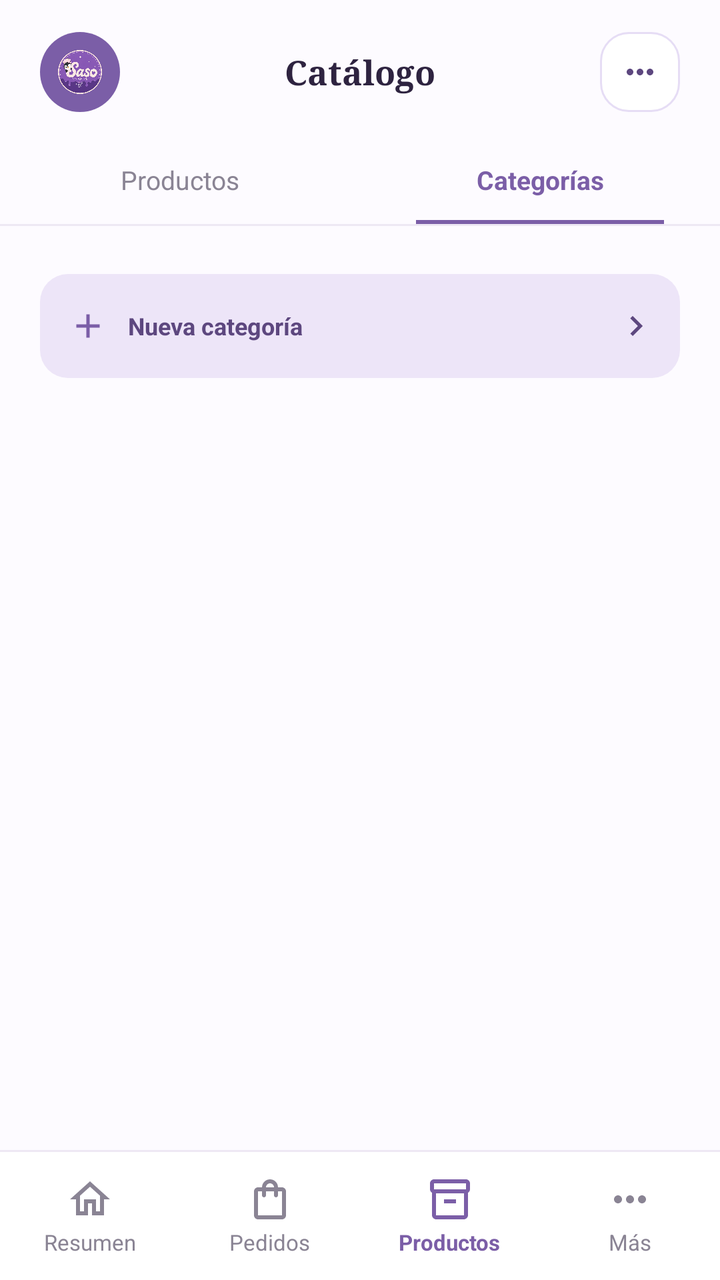
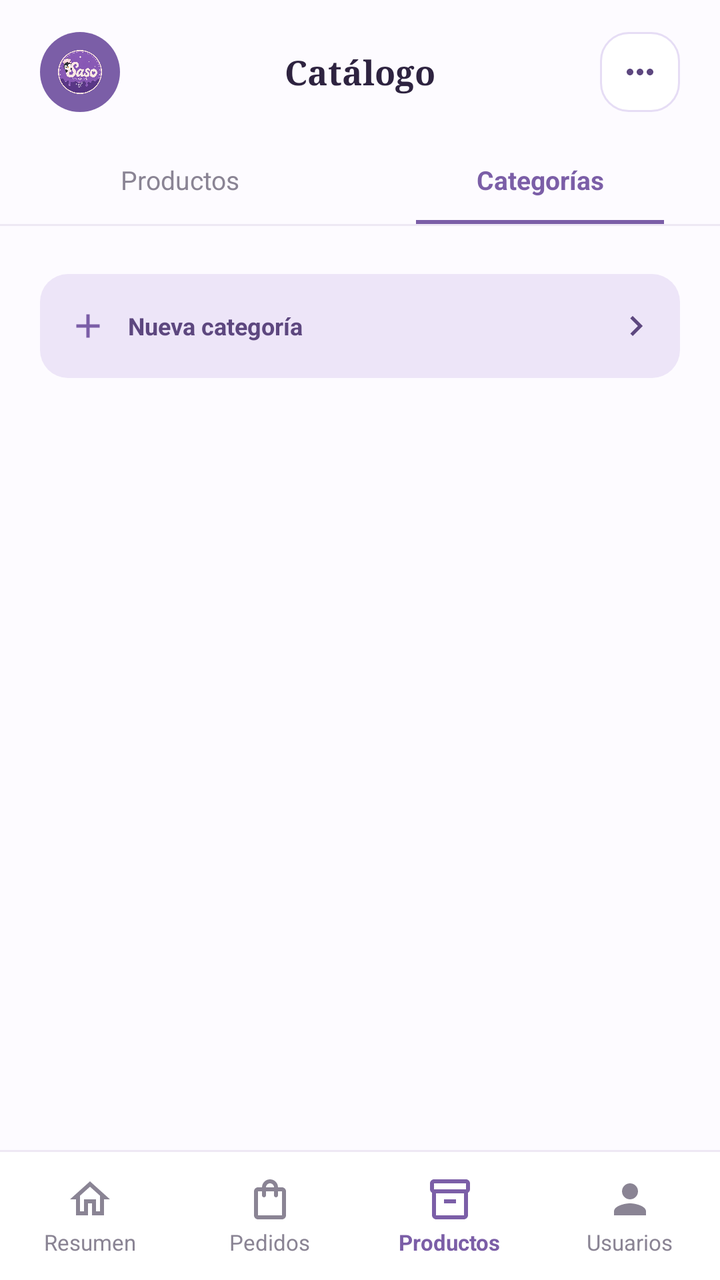

Screens rendered from an Android XML layout before and after an edit, with the pre-edit source and the edit as a unified diff.
<!-- AndroidManifest.xml: application theme Theme.SasoBakeryApp -->
<!-- res/layout/activity_categorias.xml -->
<?xml version="1.0" encoding="utf-8"?>
<androidx.constraintlayout.widget.ConstraintLayout
    xmlns:android="http://schemas.android.com/apk/res/android"
    xmlns:app="http://schemas.android.com/apk/res-auto"
    xmlns:tools="http://schemas.android.com/tools"
    android:id="@+id/main"
    android:layout_width="match_parent"
    android:layout_height="match_parent"
    android:background="#FDFBFF"
    tools:context=".CategoriasActivity">

    
    <ImageView
        android:id="@+id/ivLogo"
        android:layout_width="40dp"
        android:layout_height="40dp"
        android:layout_marginStart="20dp"
        android:layout_marginTop="16dp"
        android:background="@drawable/bg_users_logo"
        android:contentDescription="@null"
        android:padding="9dp"
        android:src="@drawable/ic_logo_mark"
        app:layout_constraintStart_toStartOf="parent"
        app:layout_constraintTop_toTopOf="parent" />

    <TextView
        android:id="@+id/tvTitle"
        android:layout_width="wrap_content"
        android:layout_height="wrap_content"
        android:fontFamily="serif"
        android:text="Catálogo"
        android:textColor="#2E2340"
        android:textSize="17sp"
        android:textStyle="bold"
        app:layout_constraintBottom_toBottomOf="@id/ivLogo"
        app:layout_constraintEnd_toEndOf="parent"
        app:layout_constraintStart_toStartOf="parent"
        app:layout_constraintTop_toTopOf="@id/ivLogo" />

    <FrameLayout
        android:id="@+id/btnMenu"
        android:layout_width="40dp"
        android:layout_height="40dp"
        android:layout_marginEnd="20dp"
        android:background="@drawable/bg_users_input"
        android:clickable="true"
        android:focusable="true"
        app:layout_constraintBottom_toBottomOf="@id/ivLogo"
        app:layout_constraintEnd_toEndOf="parent"
        app:layout_constraintTop_toTopOf="@id/ivLogo">

        <ImageView
            android:layout_width="20dp"
            android:layout_height="20dp"
            android:layout_gravity="center"
            android:contentDescription="@null"
            android:src="@drawable/ic_more"
            android:tint="#5D477F" />
    </FrameLayout>

    
    <LinearLayout
        android:id="@+id/tabs"
        android:layout_width="0dp"
        android:layout_height="44dp"
        android:layout_marginTop="12dp"
        android:orientation="horizontal"
        app:layout_constraintEnd_toEndOf="parent"
        app:layout_constraintStart_toStartOf="parent"
        app:layout_constraintTop_toBottomOf="@id/ivLogo">

        <FrameLayout
            android:id="@+id/tabProductos"
            android:layout_width="0dp"
            android:layout_height="match_parent"
            android:layout_weight="1"
            android:clickable="true"
            android:focusable="true">

            <TextView
                android:layout_width="match_parent"
                android:layout_height="match_parent"
                android:gravity="center"
                android:text="Productos"
                android:textColor="#8A8494"
                android:textSize="13sp" />
        </FrameLayout>

        <FrameLayout
            android:id="@+id/tabCategorias"
            android:layout_width="0dp"
            android:layout_height="match_parent"
            android:layout_weight="1"
            android:clickable="true"
            android:focusable="true">

            <TextView
                android:layout_width="match_parent"
                android:layout_height="match_parent"
                android:gravity="center"
                android:text="Categorías"
                android:textColor="#7B5EA7"
                android:textSize="13sp"
                android:textStyle="bold" />

            <View
                android:layout_width="match_parent"
                android:layout_height="2dp"
                android:layout_gravity="bottom"
                android:layout_marginStart="28dp"
                android:layout_marginEnd="28dp"
                android:background="#7B5EA7" />
        </FrameLayout>
    </LinearLayout>

    <View
        android:id="@+id/tabsDivider"
        android:layout_width="0dp"
        android:layout_height="1dp"
        android:background="#EEE8F4"
        app:layout_constraintEnd_toEndOf="parent"
        app:layout_constraintStart_toStartOf="parent"
        app:layout_constraintTop_toBottomOf="@id/tabs" />

    
    <ScrollView
        android:id="@+id/scrollCategorias"
        android:layout_width="0dp"
        android:layout_height="0dp"
        android:overScrollMode="never"
        android:scrollbars="none"
        app:layout_constraintBottom_toTopOf="@id/bottomDivider"
        app:layout_constraintEnd_toEndOf="parent"
        app:layout_constraintStart_toStartOf="parent"
        app:layout_constraintTop_toBottomOf="@id/tabsDivider">

        <LinearLayout
            android:layout_width="match_parent"
            android:layout_height="wrap_content"
            android:orientation="vertical"
            android:paddingStart="20dp"
            android:paddingTop="8dp"
            android:paddingEnd="20dp"
            android:paddingBottom="20dp">

            <androidx.recyclerview.widget.RecyclerView
                android:id="@+id/rvCategorias"
                android:layout_width="match_parent"
                android:layout_height="wrap_content"
                android:nestedScrollingEnabled="false"
                android:overScrollMode="never" />

            <LinearLayout
                android:id="@+id/btnNuevaCategoria"
                android:layout_width="match_parent"
                android:layout_height="52dp"
                android:layout_marginTop="16dp"
                android:background="@drawable/bg_catalogo_manage"
                android:clickable="true"
                android:focusable="true"
                android:gravity="center_vertical"
                android:orientation="horizontal"
                android:paddingStart="14dp"
                android:paddingEnd="12dp">

                <ImageView
                    android:layout_width="20dp"
                    android:layout_height="20dp"
                    android:contentDescription="@null"
                    android:src="@drawable/ic_add"
                    android:tint="#7B5EA7" />

                <TextView
                    android:layout_width="0dp"
                    android:layout_height="wrap_content"
                    android:layout_marginStart="10dp"
                    android:layout_weight="1"
                    android:text="Nueva categoría"
                    android:textColor="#5D477F"
                    android:textSize="12sp"
                    android:textStyle="bold" />

                <ImageView
                    android:layout_width="20dp"
                    android:layout_height="20dp"
                    android:contentDescription="@null"
                    android:src="@drawable/ic_chevron_right"
                    android:tint="#5D477F" />
            </LinearLayout>
        </LinearLayout>
    </ScrollView>

    
    <View
        android:id="@+id/bottomDivider"
        android:layout_width="0dp"
        android:layout_height="1dp"
        android:background="#EEE8F4"
        app:layout_constraintBottom_toTopOf="@id/bottomBar"
        app:layout_constraintEnd_toEndOf="parent"
        app:layout_constraintStart_toStartOf="parent" />

    <LinearLayout
        android:id="@+id/bottomBar"
        android:layout_width="0dp"
        android:layout_height="64dp"
        android:background="#FFFFFF"
        android:orientation="horizontal"
        app:layout_constraintBottom_toBottomOf="parent"
        app:layout_constraintEnd_toEndOf="parent"
        app:layout_constraintStart_toStartOf="parent">

        <LinearLayout
            android:id="@+id/navResumen"
            android:layout_width="0dp"
            android:layout_height="match_parent"
            android:layout_weight="1"
            android:background="?attr/selectableItemBackground"
            android:clickable="true"
            android:focusable="true"
            android:gravity="center"
            android:orientation="vertical">

            <ImageView
                android:layout_width="24dp"
                android:layout_height="24dp"
                android:contentDescription="@null"
                android:src="@drawable/ic_home"
                android:tint="#8A8494" />

            <TextView
                android:layout_width="wrap_content"
                android:layout_height="wrap_content"
                android:layout_marginTop="2dp"
                android:text="Resumen"
                android:textColor="#8A8494"
                android:textSize="11sp" />
        </LinearLayout>

        <LinearLayout
            android:id="@+id/navPedidos"
            android:layout_width="0dp"
            android:layout_height="match_parent"
            android:layout_weight="1"
            android:background="?attr/selectableItemBackground"
            android:clickable="true"
            android:focusable="true"
            android:gravity="center"
            android:orientation="vertical">

            <ImageView
                android:layout_width="24dp"
                android:layout_height="24dp"
                android:contentDescription="@null"
                android:src="@drawable/ic_bag"
                android:tint="#8A8494" />

            <TextView
                android:layout_width="wrap_content"
                android:layout_height="wrap_content"
                android:layout_marginTop="2dp"
                android:text="Pedidos"
                android:textColor="#8A8494"
                android:textSize="11sp" />
        </LinearLayout>

        <LinearLayout
            android:id="@+id/navProductos"
            android:layout_width="0dp"
            android:layout_height="match_parent"
            android:layout_weight="1"
            android:background="?attr/selectableItemBackground"
            android:clickable="true"
            android:focusable="true"
            android:gravity="center"
            android:orientation="vertical">

            <ImageView
                android:layout_width="24dp"
                android:layout_height="24dp"
                android:contentDescription="@null"
                android:src="@drawable/ic_box"
                android:tint="#7B5EA7" />

            <TextView
                android:layout_width="wrap_content"
                android:layout_height="wrap_content"
                android:layout_marginTop="2dp"
                android:text="Productos"
                android:textColor="#7B5EA7"
                android:textSize="11sp"
                android:textStyle="bold" />
        </LinearLayout>

        <LinearLayout
            android:id="@+id/navMas"
            android:layout_width="0dp"
            android:layout_height="match_parent"
            android:layout_weight="1"
            android:background="?attr/selectableItemBackground"
            android:clickable="true"
            android:focusable="true"
            android:gravity="center"
            android:orientation="vertical">

            <ImageView
                android:layout_width="24dp"
                android:layout_height="24dp"
                android:contentDescription="@null"
                android:src="@drawable/ic_more"
                android:tint="#8A8494" />

            <TextView
                android:layout_width="wrap_content"
                android:layout_height="wrap_content"
                android:layout_marginTop="2dp"
                android:text="Más"
                android:textColor="#8A8494"
                android:textSize="11sp" />
        </LinearLayout>
    </LinearLayout>
</androidx.constraintlayout.widget.ConstraintLayout>
<!-- resources referenced by this layout -->
<resources>
  <!-- drawable bg_catalogo_manage (drawable) -->
  <?xml version="1.0" encoding="utf-8"?>
  <shape xmlns:android="http://schemas.android.com/apk/res/android" android:shape="rectangle">
      <solid android:color="#EDE5F8" />
      <corners android:radius="14dp" />
  </shape>
  <!-- drawable bg_users_input (drawable) -->
  <?xml version="1.0" encoding="utf-8"?>
  <shape xmlns:android="http://schemas.android.com/apk/res/android" android:shape="rectangle">
      <solid android:color="#FFFFFF" />
      <stroke android:width="1dp" android:color="#E6DDF5" />
      <corners android:radius="14dp" />
  </shape>
  <!-- drawable bg_users_logo (drawable) -->
  <?xml version="1.0" encoding="utf-8"?>
  <shape xmlns:android="http://schemas.android.com/apk/res/android" android:shape="oval">
      <solid android:color="#7B5EA7" />
  </shape>
  <!-- drawable ic_add (drawable) -->
  <?xml version="1.0" encoding="utf-8"?>
  <vector xmlns:android="http://schemas.android.com/apk/res/android"
      android:width="24dp" android:height="24dp"
      android:viewportWidth="24" android:viewportHeight="24">
      <path android:fillColor="#FF000000"
          android:pathData="M19,13h-6v6h-2v-6H5v-2h6V5h2v6h6v2z" />
  </vector>
  <!-- drawable ic_box (drawable) -->
  <?xml version="1.0" encoding="utf-8"?>
  <vector xmlns:android="http://schemas.android.com/apk/res/android"
      android:width="24dp" android:height="24dp"
      android:viewportWidth="24" android:viewportHeight="24">
      <path android:fillColor="#FF000000"
          android:pathData="M20,2H4C3,2 2,2.9 2,4v3.01C2,7.73 2.43,8.35 3,8.7V20c0,1.1 1.1,2 2,2h14c0.9,0 2,-0.9 2,-2V8.7c0.57,-0.35 1,-0.97 1,-1.69V4C22,2.9 21,2 20,2zM19,20H5V9h14V20zM20,7H4V4h16V7zM9,12h6v2H9z" />
  </vector>
  <!-- drawable ic_chevron_right (drawable) -->
  <?xml version="1.0" encoding="utf-8"?>
  <vector xmlns:android="http://schemas.android.com/apk/res/android"
      android:width="24dp" android:height="24dp"
      android:viewportWidth="24" android:viewportHeight="24">
      <path android:fillColor="#FF000000"
          android:pathData="M10,6L8.59,7.41 13.17,12l-4.58,4.59L10,18l6,-6z" />
  </vector>
  <!-- drawable ic_home (drawable) -->
  <?xml version="1.0" encoding="utf-8"?>
  <vector xmlns:android="http://schemas.android.com/apk/res/android"
      android:width="24dp" android:height="24dp"
      android:viewportWidth="24" android:viewportHeight="24">
      <path android:fillColor="#FF000000"
          android:pathData="M12,5.69l5,4.5V18h-2v-6H9v6H7v-7.81l5,-4.5M12,3L2,12h3v8h6v-6h2v6h6v-8h3L12,3z" />
  </vector>
  <!-- drawable ic_logo_mark (drawable) -->
  <?xml version="1.0" encoding="utf-8"?>
  <bitmap xmlns:android="http://schemas.android.com/apk/res/android"
      android:src="@drawable/logo_saso" />
  <!-- drawable ic_more (drawable) -->
  <?xml version="1.0" encoding="utf-8"?>
  <vector xmlns:android="http://schemas.android.com/apk/res/android"
      android:width="24dp" android:height="24dp"
      android:viewportWidth="24" android:viewportHeight="24">
      <path android:fillColor="#FF000000"
          android:pathData="M6,10c-1.1,0 -2,0.9 -2,2s0.9,2 2,2 2,-0.9 2,-2 -0.9,-2 -2,-2zM18,10c-1.1,0 -2,0.9 -2,2s0.9,2 2,2 2,-0.9 2,-2 -0.9,-2 -2,-2zM12,10c-1.1,0 -2,0.9 -2,2s0.9,2 2,2 2,-0.9 2,-2 -0.9,-2 -2,-2z" />
  </vector>
  <style name="Theme.SasoBakeryApp" parent="Base.Theme.SasoBakeryApp" />
  <style name="Base.Theme.SasoBakeryApp" parent="Theme.Material3.DayNight.NoActionBar">
          
          
      </style>
  <!-- unchanged entries left out for length: 2 -->
</resources>

<!-- the commit's change to res/layout/activity_categorias.xml (unified diff, before → after) -->
@@ -293,7 +293,7 @@
         </LinearLayout>
 
         <LinearLayout
-            android:id="@+id/navMas"
+            android:id="@+id/navUsuarios"
             android:layout_width="0dp"
             android:layout_height="match_parent"
             android:layout_weight="1"
@@ -307,14 +307,14 @@
                 android:layout_width="24dp"
                 android:layout_height="24dp"
                 android:contentDescription="@null"
-                android:src="@drawable/ic_more"
+                android:src="@drawable/ic_person"
                 android:tint="#8A8494" />
 
             <TextView
                 android:layout_width="wrap_content"
                 android:layout_height="wrap_content"
                 android:layout_marginTop="2dp"
-                android:text="Más"
+                android:text="Usuarios"
                 android:textColor="#8A8494"
                 android:textSize="11sp" />
         </LinearLayout>
<!-- resource entries referenced after the edit -->
@@ -62,6 +62,17 @@
       <path android:fillColor="#FF000000"
           android:pathData="M6,10c-1.1,0 -2,0.9 -2,2s0.9,2 2,2 2,-0.9 2,-2 -0.9,-2 -2,-2zM18,10c-1.1,0 -2,0.9 -2,2s0.9,2 2,2 2,-0.9 2,-2 -0.9,-2 -2,-2zM12,10c-1.1,0 -2,0.9 -2,2s0.9,2 2,2 2,-0.9 2,-2 -0.9,-2 -2,-2z" />
   </vector>
+  <!-- drawable ic_person (drawable) -->
+  <?xml version="1.0" encoding="utf-8"?>
+  <vector xmlns:android="http://schemas.android.com/apk/res/android"
+      android:width="24dp"
+      android:height="24dp"
+      android:viewportWidth="24"
+      android:viewportHeight="24">
+      <path
+          android:fillColor="#FF000000"
+          android:pathData="M12,12c2.21,0 4,-1.79 4,-4s-1.79,-4 -4,-4 -4,1.79 -4,4 1.79,4 4,4zM12,14c-2.67,0 -8,1.34 -8,4v2h16v-2c0,-2.66 -5.33,-4 -8,-4z" />
+  </vector>
   <style name="Theme.SasoBakeryApp" parent="Base.Theme.SasoBakeryApp" />
   <style name="Base.Theme.SasoBakeryApp" parent="Theme.Material3.DayNight.NoActionBar">
           
